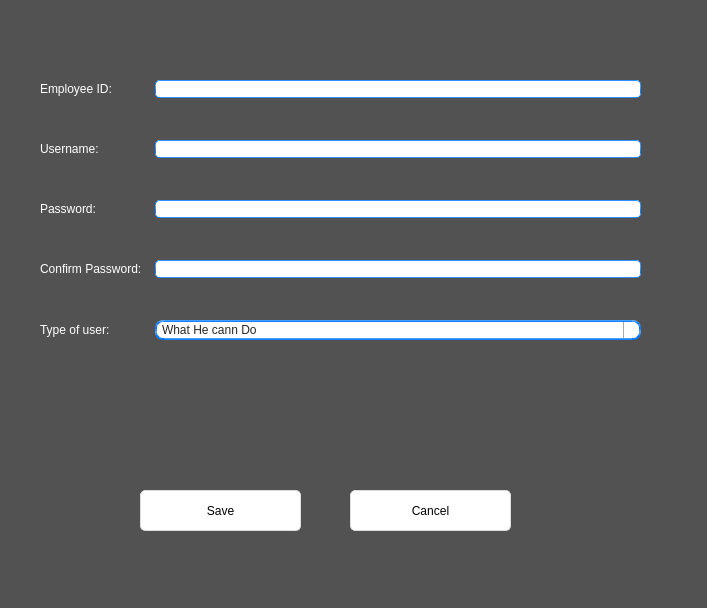
eldarandaly/HR-app-darandalyEdits, file GUI/newuser.ui: the form before one commit.
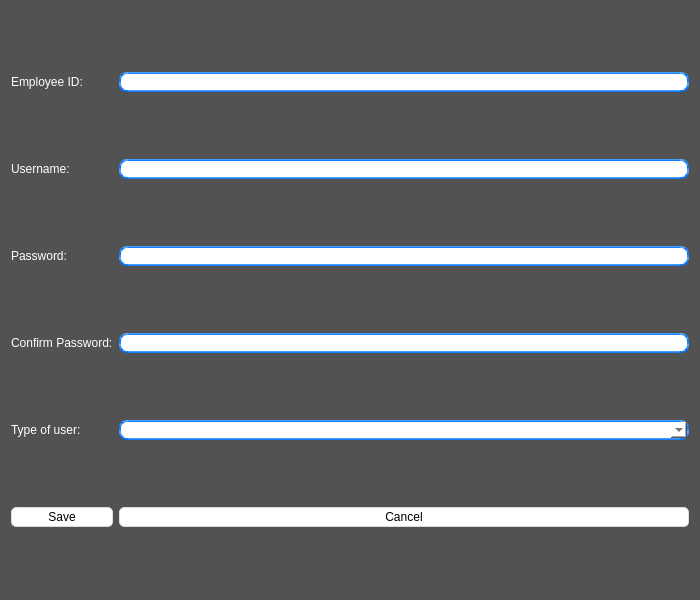
The form after the commit. Icons and pictures are not drawn.

```diff
--- a/GUI/newuser.ui
+++ b/GUI/newuser.ui
@@ -6,10 +6,16 @@
    <rect>
     <x>0</x>
     <y>0</y>
-    <width>707</width>
-    <height>608</height>
+    <width>700</width>
+    <height>600</height>
    </rect>
   </property>
+  <property name="maximumSize">
+   <size>
+    <width>700</width>
+    <height>600</height>
+   </size>
+  </property>
   <property name="windowTitle">
    <string>Form</string>
   </property>
@@ -99,156 +105,7 @@
 	background-color: rgb(142,142,142);
 }</string>
   </property>
-  <widget class="QPushButton" name="save_btn">
-   <property name="geometry">
-    <rect>
-     <x>140</x>
-     <y>490</y>
-     <width>161</width>
-     <height>41</height>
-    </rect>
-   </property>
-   <property name="styleSheet">
-    <string notr="true">QPushButton{
-	font: 25 18pt &quot;Bahnschrift Light&quot;;
-	border-style: solid;
-	border-top-color: qlineargradient(spread:pad, x1:0.5, y1:1, x2:0.5, y2:0, stop:0 rgb(215, 215, 215), stop:1 rgb(222, 222, 222));
-	border-right-color: qlineargradient(spread:pad, x1:0, y1:0.5, x2:1, y2:0.5, stop:0 rgb(217, 217, 217), stop:1 rgb(227, 227, 227));
-	border-left-color: qlineargradient(spread:pad, x1:0, y1:0.5, x2:1, y2:0.5, stop:0 rgb(227, 227, 227), stop:1 rgb(217, 217, 217));
-	border-bottom-color: qlineargradient(spread:pad, x1:0.5, y1:1, x2:0.5, y2:0, stop:0 rgb(215, 215, 215), stop:1 rgb(222, 222, 222));
-	border-width: 1px;
-	border-radius: 5px;
-	color: rgb(0,0,0);
-	padding: 2px;
-	background-color: rgb(255,255,255);
-}
-QPushButton:hover{
-	border-style: solid;
-	border-top-color: qlineargradient(spread:pad, x1:0.5, y1:1, x2:0.5, y2:0, stop:0 rgb(195, 195, 195), stop:1 rgb(222, 222, 222));
-	border-right-color: qlineargradient(spread:pad, x1:0, y1:0.5, x2:1, y2:0.5, stop:0 rgb(197, 197, 197), stop:1 rgb(227, 227, 227));
-	border-left-color: qlineargradient(spread:pad, x1:0, y1:0.5, x2:1, y2:0.5, stop:0 rgb(227, 227, 227), stop:1 rgb(197, 197, 197));
-	border-bottom-color: qlineargradient(spread:pad, x1:0.5, y1:1, x2:0.5, y2:0, stop:0 rgb(195, 195, 195), stop:1 rgb(222, 222, 222));
-	border-width: 1px;
-	border-radius: 5px;
-	color: rgb(0,0,0);
-	padding: 2px;
-	background-color: rgb(255,255,255);
-}
-QPushButton:pressed{
-	border-style: solid;
-	border-top-color: qlineargradient(spread:pad, x1:0.5, y1:1, x2:0.5, y2:0, stop:0 rgb(215, 215, 215), stop:1 rgb(222, 222, 222));
-	border-right-color: qlineargradient(spread:pad, x1:0, y1:0.5, x2:1, y2:0.5, stop:0 rgb(217, 217, 217), stop:1 rgb(227, 227, 227));
-	border-left-color: qlineargradient(spread:pad, x1:0, y1:0.5, x2:1, y2:0.5, stop:0 rgb(227, 227, 227), stop:1 rgb(217, 217, 217));
-	border-bottom-color: qlineargradient(spread:pad, x1:0.5, y1:1, x2:0.5, y2:0, stop:0 rgb(215, 215, 215), stop:1 rgb(222, 222, 222));
-	border-width: 1px;
-	border-radius: 5px;
-	color: rgb(0,0,0);
-	padding: 2px;
-	background-color: rgb(142,142,142);
-}
-QPushButton:disabled{
-	border-style: solid;
-	border-top-color: qlineargradient(spread:pad, x1:0.5, y1:1, x2:0.5, y2:0, stop:0 rgb(215, 215, 215), stop:1 rgb(222, 222, 222));
-	border-right-color: qlineargradient(spread:pad, x1:0, y1:0.5, x2:1, y2:0.5, stop:0 rgb(217, 217, 217), stop:1 rgb(227, 227, 227));
-	border-left-color: qlineargradient(spread:pad, x1:0, y1:0.5, x2:1, y2:0.5, stop:0 rgb(227, 227, 227), stop:1 rgb(217, 217, 217));
-	border-bottom-color: qlineargradient(spread:pad, x1:0.5, y1:1, x2:0.5, y2:0, stop:0 rgb(215, 215, 215), stop:1 rgb(222, 222, 222));
-	border-width: 1px;
-	border-radius: 5px;
-	color: #808086;
-	padding: 2px;
-	background-color: rgb(142,142,142);
-}</string>
-   </property>
-   <property name="text">
-    <string>Save</string>
-   </property>
-  </widget>
-  <widget class="QPushButton" name="cancel_btn">
-   <property name="geometry">
-    <rect>
-     <x>350</x>
-     <y>490</y>
-     <width>161</width>
-     <height>41</height>
-    </rect>
-   </property>
-   <property name="styleSheet">
-    <string notr="true">QPushButton{
-	font: 25 18pt &quot;Bahnschrift Light&quot;;
-	border-style: solid;
-	border-top-color: qlineargradient(spread:pad, x1:0.5, y1:1, x2:0.5, y2:0, stop:0 rgb(215, 215, 215), stop:1 rgb(222, 222, 222));
-	border-right-color: qlineargradient(spread:pad, x1:0, y1:0.5, x2:1, y2:0.5, stop:0 rgb(217, 217, 217), stop:1 rgb(227, 227, 227));
-	border-left-color: qlineargradient(spread:pad, x1:0, y1:0.5, x2:1, y2:0.5, stop:0 rgb(227, 227, 227), stop:1 rgb(217, 217, 217));
-	border-bottom-color: qlineargradient(spread:pad, x1:0.5, y1:1, x2:0.5, y2:0, stop:0 rgb(215, 215, 215), stop:1 rgb(222, 222, 222));
-	border-width: 1px;
-	border-radius: 5px;
-	color: rgb(0,0,0);
-	padding: 2px;
-	background-color: rgb(255,255,255);
-}
-QPushButton:hover{
-	border-style: solid;
-	border-top-color: qlineargradient(spread:pad, x1:0.5, y1:1, x2:0.5, y2:0, stop:0 rgb(195, 195, 195), stop:1 rgb(222, 222, 222));
-	border-right-color: qlineargradient(spread:pad, x1:0, y1:0.5, x2:1, y2:0.5, stop:0 rgb(197, 197, 197), stop:1 rgb(227, 227, 227));
-	border-left-color: qlineargradient(spread:pad, x1:0, y1:0.5, x2:1, y2:0.5, stop:0 rgb(227, 227, 227), stop:1 rgb(197, 197, 197));
-	border-bottom-color: qlineargradient(spread:pad, x1:0.5, y1:1, x2:0.5, y2:0, stop:0 rgb(195, 195, 195), stop:1 rgb(222, 222, 222));
-	border-width: 1px;
-	border-radius: 5px;
-	color: rgb(0,0,0);
-	padding: 2px;
-	background-color: rgb(255,255,255);
-}
-QPushButton:pressed{
-	border-style: solid;
-	border-top-color: qlineargradient(spread:pad, x1:0.5, y1:1, x2:0.5, y2:0, stop:0 rgb(215, 215, 215), stop:1 rgb(222, 222, 222));
-	border-right-color: qlineargradient(spread:pad, x1:0, y1:0.5, x2:1, y2:0.5, stop:0 rgb(217, 217, 217), stop:1 rgb(227, 227, 227));
-	border-left-color: qlineargradient(spread:pad, x1:0, y1:0.5, x2:1, y2:0.5, stop:0 rgb(227, 227, 227), stop:1 rgb(217, 217, 217));
-	border-bottom-color: qlineargradient(spread:pad, x1:0.5, y1:1, x2:0.5, y2:0, stop:0 rgb(215, 215, 215), stop:1 rgb(222, 222, 222));
-	border-width: 1px;
-	border-radius: 5px;
-	color: rgb(0,0,0);
-	padding: 2px;
-	background-color: rgb(142,142,142);
-}
-QPushButton:disabled{
-	border-style: solid;
-	border-top-color: qlineargradient(spread:pad, x1:0.5, y1:1, x2:0.5, y2:0, stop:0 rgb(215, 215, 215), stop:1 rgb(222, 222, 222));
-	border-right-color: qlineargradient(spread:pad, x1:0, y1:0.5, x2:1, y2:0.5, stop:0 rgb(217, 217, 217), stop:1 rgb(227, 227, 227));
-	border-left-color: qlineargradient(spread:pad, x1:0, y1:0.5, x2:1, y2:0.5, stop:0 rgb(227, 227, 227), stop:1 rgb(217, 217, 217));
-	border-bottom-color: qlineargradient(spread:pad, x1:0.5, y1:1, x2:0.5, y2:0, stop:0 rgb(215, 215, 215), stop:1 rgb(222, 222, 222));
-	border-width: 1px;
-	border-radius: 5px;
-	color: #808086;
-	padding: 2px;
-	background-color: rgb(142,142,142);
-}</string>
-   </property>
-   <property name="text">
-    <string>Cancel</string>
-   </property>
-  </widget>
-  <widget class="QWidget" name="">
-   <property name="geometry">
-    <rect>
-     <x>40</x>
-     <y>80</y>
-     <width>601</width>
-     <height>401</height>
-    </rect>
-   </property>
-   <layout class="QFormLayout" name="formLayout">
-    <property name="horizontalSpacing">
-     <number>13</number>
-    </property>
-    <property name="verticalSpacing">
-     <number>42</number>
-    </property>
-    <property name="leftMargin">
-     <number>0</number>
-    </property>
-    <property name="bottomMargin">
-     <number>2</number>
-    </property>
+  <layout class="QGridLayout" name="gridLayout">
     <item row="0" column="0">
      <widget class="QLabel" name="label">
       <property name="text">
@@ -259,11 +116,12 @@
     <item row="0" column="1">
      <widget class="QLineEdit" name="id_line">
       <property name="styleSheet">
-       <string notr="true">
-border-width: 1px; border-radius: 4px;
-background-color: rgb(255, 255, 255);
-	border-style: solid;
-	border-color: qlineargradient(spread:pad, x1:0.5, y1:1, x2:0.5, y2:0, stop:0 rgba(0, 113, 255, 255), stop:1 rgba(91, 171, 252, 255));</string>
+      <string notr="true">    border-width: 2px;
+    border-radius: 8px;
+    border-style: solid;
+   border-style: solid;
+	border-color: qlineargradient(spread:pad, x1:0.5, y1:1, x2:0.5, y2:0, stop:0 rgba(0, 113, 255, 255), stop:1 rgba(91, 171, 252, 255));
+   background-color: rgb(255, 255, 255);</string>
       </property>
      </widget>
     </item>
@@ -277,11 +135,12 @@
     <item row="1" column="1">
      <widget class="QLineEdit" name="user_line">
       <property name="styleSheet">
-       <string notr="true">
-border-width: 1px; border-radius: 4px;
-background-color: rgb(255, 255, 255);
-	border-style: solid;
-	border-color: qlineargradient(spread:pad, x1:0.5, y1:1, x2:0.5, y2:0, stop:0 rgba(0, 113, 255, 255), stop:1 rgba(91, 171, 252, 255));</string>
+      <string notr="true">    border-width: 2px;
+    border-radius: 8px;
+    border-style: solid;
+   border-style: solid;
+	border-color: qlineargradient(spread:pad, x1:0.5, y1:1, x2:0.5, y2:0, stop:0 rgba(0, 113, 255, 255), stop:1 rgba(91, 171, 252, 255));
+   background-color: rgb(255, 255, 255);</string>
       </property>
      </widget>
     </item>
@@ -295,11 +154,12 @@
     <item row="2" column="1">
      <widget class="QLineEdit" name="pass_line">
       <property name="styleSheet">
-       <string notr="true">
-border-width: 1px; border-radius: 4px;
-background-color: rgb(255, 255, 255);
-	border-style: solid;
-	border-color: qlineargradient(spread:pad, x1:0.5, y1:1, x2:0.5, y2:0, stop:0 rgba(0, 113, 255, 255), stop:1 rgba(91, 171, 252, 255));</string>
+      <string notr="true">    border-width: 2px;
+    border-radius: 8px;
+    border-style: solid;
+   border-style: solid;
+	border-color: qlineargradient(spread:pad, x1:0.5, y1:1, x2:0.5, y2:0, stop:0 rgba(0, 113, 255, 255), stop:1 rgba(91, 171, 252, 255));
+   background-color: rgb(255, 255, 255);</string>
       </property>
      </widget>
     </item>
@@ -313,11 +173,12 @@
     <item row="3" column="1">
      <widget class="QLineEdit" name="confirmpass_line">
       <property name="styleSheet">
-       <string notr="true">
-border-width: 1px; border-radius: 4px;
-background-color: rgb(255, 255, 255);
-	border-style: solid;
-	border-color: qlineargradient(spread:pad, x1:0.5, y1:1, x2:0.5, y2:0, stop:0 rgba(0, 113, 255, 255), stop:1 rgba(91, 171, 252, 255));</string>
+      <string notr="true">    border-width: 2px;
+    border-radius: 8px;
+    border-style: solid;
+   border-style: solid;
+	border-color: qlineargradient(spread:pad, x1:0.5, y1:1, x2:0.5, y2:0, stop:0 rgba(0, 113, 255, 255), stop:1 rgba(91, 171, 252, 255));
+   background-color: rgb(255, 255, 255);</string>
       </property>
      </widget>
     </item>
@@ -337,31 +198,22 @@
     border-style: solid;
    border-style: solid;
 	border-color: qlineargradient(spread:pad, x1:0.5, y1:1, x2:0.5, y2:0, stop:0 rgba(0, 113, 255, 255), stop:1 rgba(91, 171, 252, 255));
-    background-color: #f4f4f4;
+    background-color: #fffff;
     color: #272727;
     padding-left: 5px;
-background-image : url(&quot;D/ahmos/Desktop/senior proj 222/go-down.png&quot;);
+
 }
+
 QComboBox:editable, QComboBox:!editable, QComboBox::drop-down:editable, QComboBox:!editable:on, QComboBox::drop-down:editable:on {
     background: #ffffff;
 }
-QComboBox::drop-down {
-    subcontrol-origin: padding;
-    subcontrol-position: top right;
-    width: 15px;
-    color: #272727;
-    border-left-width: 1px;
-    border-left-color: darkgray;
-    border-left-style: solid;
-    border-top-right-radius: 3px;
-    border-bottom-right-radius: 3px;
-}
-
 
 QComboBox::down-arrow:on {
-image: url(/D/ahmos/Desktop/senior proj 222/go-down.png);
+
     top: 1px;
     left: 1px;
+   border-top-right-radius: 3px;
+    border-bottom-right-radius: 3px;
 }
 QComboBox QAbstractItemView {
     border: 1px solid darkgray;
@@ -370,28 +222,136 @@
     selection-color: #272727;
     color: #272727;
     background: white;
+}
+
+
+
+
+
+
+
+
+</string>
+     </property>
+    </widget>
+   </item>
+   <item row="5" column="0">
+    <widget class="QPushButton" name="save_btn">
+     <property name="styleSheet">
+      <string notr="true">QPushButton{
+	font: 25 18pt &quot;Bahnschrift Light&quot;;
+	border-style: solid;
+	border-top-color: qlineargradient(spread:pad, x1:0.5, y1:1, x2:0.5, y2:0, stop:0 rgb(215, 215, 215), stop:1 rgb(222, 222, 222));
+	border-right-color: qlineargradient(spread:pad, x1:0, y1:0.5, x2:1, y2:0.5, stop:0 rgb(217, 217, 217), stop:1 rgb(227, 227, 227));
+	border-left-color: qlineargradient(spread:pad, x1:0, y1:0.5, x2:1, y2:0.5, stop:0 rgb(227, 227, 227), stop:1 rgb(217, 217, 217));
+	border-bottom-color: qlineargradient(spread:pad, x1:0.5, y1:1, x2:0.5, y2:0, stop:0 rgb(215, 215, 215), stop:1 rgb(222, 222, 222));
+	border-width: 1px;
+	border-radius: 5px;
+	color: rgb(0,0,0);
+	padding: 2px;
+	background-color: rgb(255,255,255);
+}
+QPushButton:hover{
+	border-style: solid;
+	border-top-color: qlineargradient(spread:pad, x1:0.5, y1:1, x2:0.5, y2:0, stop:0 rgb(195, 195, 195), stop:1 rgb(222, 222, 222));
+	border-right-color: qlineargradient(spread:pad, x1:0, y1:0.5, x2:1, y2:0.5, stop:0 rgb(197, 197, 197), stop:1 rgb(227, 227, 227));
+	border-left-color: qlineargradient(spread:pad, x1:0, y1:0.5, x2:1, y2:0.5, stop:0 rgb(227, 227, 227), stop:1 rgb(197, 197, 197));
+	border-bottom-color: qlineargradient(spread:pad, x1:0.5, y1:1, x2:0.5, y2:0, stop:0 rgb(195, 195, 195), stop:1 rgb(222, 222, 222));
+	border-width: 1px;
+	border-radius: 5px;
+	color: rgb(0,0,0);
+	padding: 2px;
+	background-color: rgb(255,255,255);
+}
+QPushButton:pressed{
+	border-style: solid;
+	border-top-color: qlineargradient(spread:pad, x1:0.5, y1:1, x2:0.5, y2:0, stop:0 rgb(215, 215, 215), stop:1 rgb(222, 222, 222));
+	border-right-color: qlineargradient(spread:pad, x1:0, y1:0.5, x2:1, y2:0.5, stop:0 rgb(217, 217, 217), stop:1 rgb(227, 227, 227));
+	border-left-color: qlineargradient(spread:pad, x1:0, y1:0.5, x2:1, y2:0.5, stop:0 rgb(227, 227, 227), stop:1 rgb(217, 217, 217));
+	border-bottom-color: qlineargradient(spread:pad, x1:0.5, y1:1, x2:0.5, y2:0, stop:0 rgb(215, 215, 215), stop:1 rgb(222, 222, 222));
+	border-width: 1px;
+	border-radius: 5px;
+	color: rgb(0,0,0);
+	padding: 2px;
+	background-color: rgb(142,142,142);
+}
+QPushButton:disabled{
+	border-style: solid;
+	border-top-color: qlineargradient(spread:pad, x1:0.5, y1:1, x2:0.5, y2:0, stop:0 rgb(215, 215, 215), stop:1 rgb(222, 222, 222));
+	border-right-color: qlineargradient(spread:pad, x1:0, y1:0.5, x2:1, y2:0.5, stop:0 rgb(217, 217, 217), stop:1 rgb(227, 227, 227));
+	border-left-color: qlineargradient(spread:pad, x1:0, y1:0.5, x2:1, y2:0.5, stop:0 rgb(227, 227, 227), stop:1 rgb(217, 217, 217));
+	border-bottom-color: qlineargradient(spread:pad, x1:0.5, y1:1, x2:0.5, y2:0, stop:0 rgb(215, 215, 215), stop:1 rgb(222, 222, 222));
+	border-width: 1px;
+	border-radius: 5px;
+	color: #808086;
+	padding: 2px;
+	background-color: rgb(142,142,142);
 }</string>
       </property>
-      <property name="placeholderText">
-       <string>What He cann Do</string>
-      </property>
-      <property name="frame">
-       <bool>true</bool>
-      </property>
-      <item>
        <property name="text">
-        <string>Admin</string>
-       </property>
-      </item>
-      <item>
+      <string>Save</string>
+     </property>
+    </widget>
+   </item>
+   <item row="5" column="1">
+    <widget class="QPushButton" name="cancel_btn">
+     <property name="styleSheet">
+      <string notr="true">QPushButton{
+	font: 25 18pt &quot;Bahnschrift Light&quot;;
+	border-style: solid;
+	border-top-color: qlineargradient(spread:pad, x1:0.5, y1:1, x2:0.5, y2:0, stop:0 rgb(215, 215, 215), stop:1 rgb(222, 222, 222));
+	border-right-color: qlineargradient(spread:pad, x1:0, y1:0.5, x2:1, y2:0.5, stop:0 rgb(217, 217, 217), stop:1 rgb(227, 227, 227));
+	border-left-color: qlineargradient(spread:pad, x1:0, y1:0.5, x2:1, y2:0.5, stop:0 rgb(227, 227, 227), stop:1 rgb(217, 217, 217));
+	border-bottom-color: qlineargradient(spread:pad, x1:0.5, y1:1, x2:0.5, y2:0, stop:0 rgb(215, 215, 215), stop:1 rgb(222, 222, 222));
+	border-width: 1px;
+	border-radius: 5px;
+	color: rgb(0,0,0);
+	padding: 2px;
+	background-color: rgb(255,255,255);
+}
+QPushButton:hover{
+	border-style: solid;
+	border-top-color: qlineargradient(spread:pad, x1:0.5, y1:1, x2:0.5, y2:0, stop:0 rgb(195, 195, 195), stop:1 rgb(222, 222, 222));
+	border-right-color: qlineargradient(spread:pad, x1:0, y1:0.5, x2:1, y2:0.5, stop:0 rgb(197, 197, 197), stop:1 rgb(227, 227, 227));
+	border-left-color: qlineargradient(spread:pad, x1:0, y1:0.5, x2:1, y2:0.5, stop:0 rgb(227, 227, 227), stop:1 rgb(197, 197, 197));
+	border-bottom-color: qlineargradient(spread:pad, x1:0.5, y1:1, x2:0.5, y2:0, stop:0 rgb(195, 195, 195), stop:1 rgb(222, 222, 222));
+	border-width: 1px;
+	border-radius: 5px;
+	color: rgb(0,0,0);
+	padding: 2px;
+	background-color: rgb(255,255,255);
+}
+QPushButton:pressed{
+	border-style: solid;
+	border-top-color: qlineargradient(spread:pad, x1:0.5, y1:1, x2:0.5, y2:0, stop:0 rgb(215, 215, 215), stop:1 rgb(222, 222, 222));
+	border-right-color: qlineargradient(spread:pad, x1:0, y1:0.5, x2:1, y2:0.5, stop:0 rgb(217, 217, 217), stop:1 rgb(227, 227, 227));
+	border-left-color: qlineargradient(spread:pad, x1:0, y1:0.5, x2:1, y2:0.5, stop:0 rgb(227, 227, 227), stop:1 rgb(217, 217, 217));
+	border-bottom-color: qlineargradient(spread:pad, x1:0.5, y1:1, x2:0.5, y2:0, stop:0 rgb(215, 215, 215), stop:1 rgb(222, 222, 222));
+	border-width: 1px;
+	border-radius: 5px;
+	color: rgb(0,0,0);
+	padding: 2px;
+	background-color: rgb(142,142,142);
+}
+QPushButton:disabled{
+	border-style: solid;
+	border-top-color: qlineargradient(spread:pad, x1:0.5, y1:1, x2:0.5, y2:0, stop:0 rgb(215, 215, 215), stop:1 rgb(222, 222, 222));
+	border-right-color: qlineargradient(spread:pad, x1:0, y1:0.5, x2:1, y2:0.5, stop:0 rgb(217, 217, 217), stop:1 rgb(227, 227, 227));
+	border-left-color: qlineargradient(spread:pad, x1:0, y1:0.5, x2:1, y2:0.5, stop:0 rgb(227, 227, 227), stop:1 rgb(217, 217, 217));
+	border-bottom-color: qlineargradient(spread:pad, x1:0.5, y1:1, x2:0.5, y2:0, stop:0 rgb(215, 215, 215), stop:1 rgb(222, 222, 222));
+	border-width: 1px;
+	border-radius: 5px;
+	color: #808086;
+	padding: 2px;
+	background-color: rgb(142,142,142);
+}</string>
+     </property>
        <property name="text">
-        <string>Operator</string>
-       </property>
-      </item>
+      <string>Cancel</string>
+     </property>
      </widget>
     </item>
    </layout>
-  </widget>
  </widget>
  <resources/>
  <connections/>
```
Lines whose indentation alone changed are shown as unchanged.
